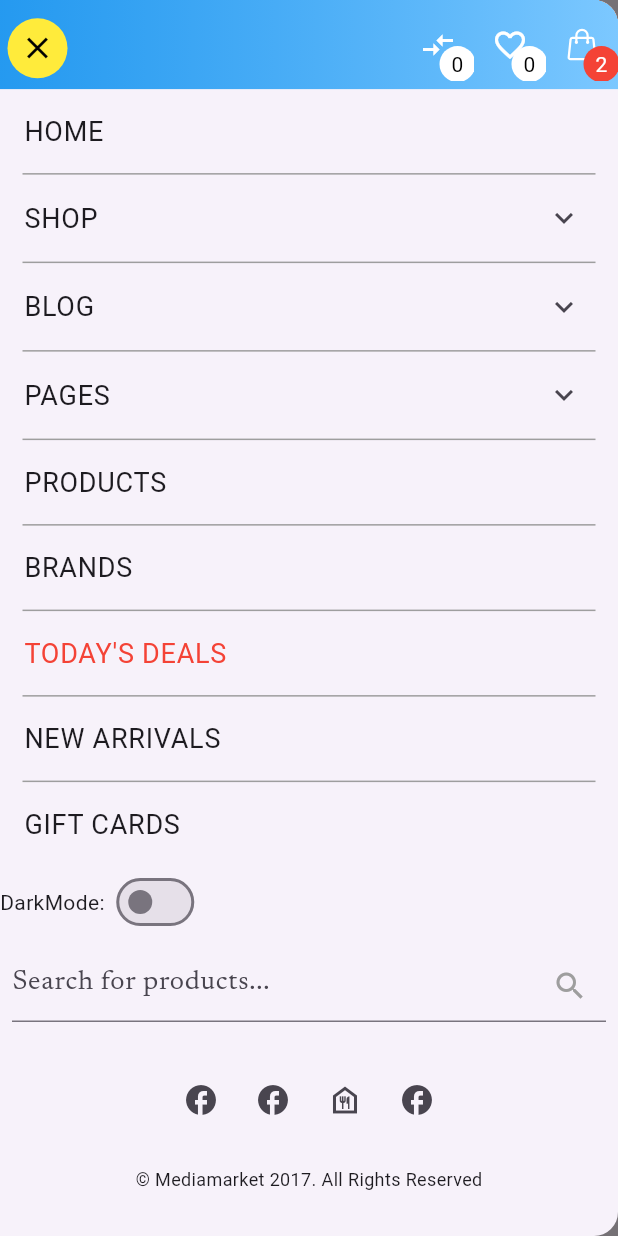
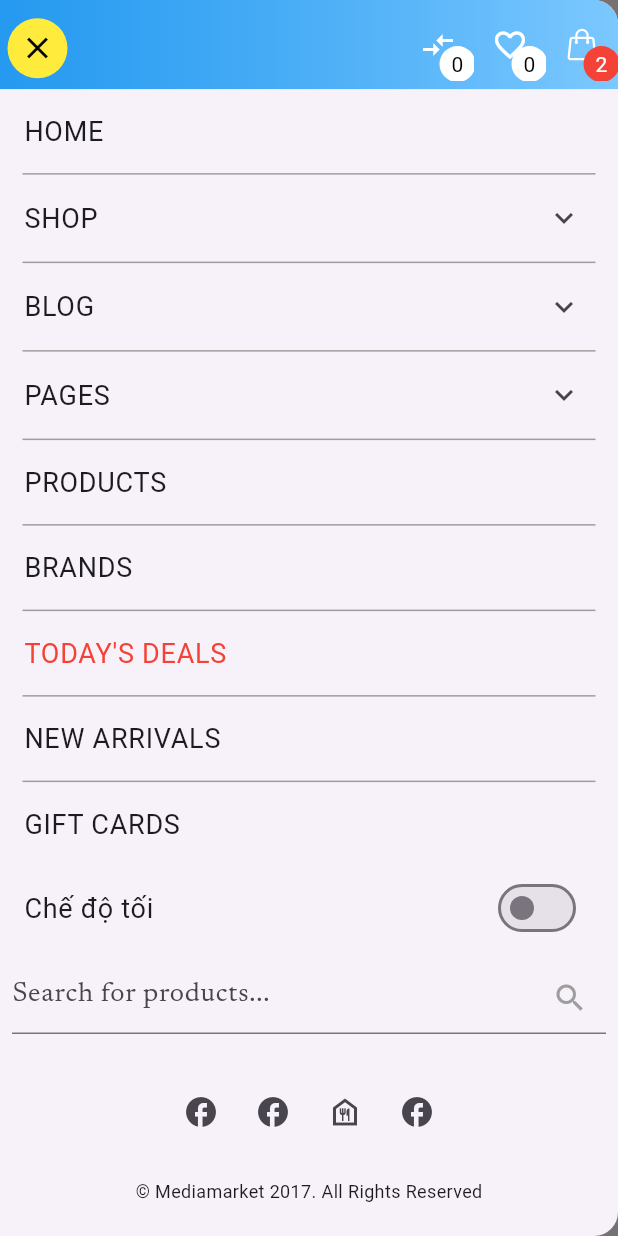
Before and after one commit to NguyenThanhThuannn/DoAnTotNghiep, a Flutter app: the ShopCartScreen screen opened directly with empty values, with the side drawer open, on a phone screen of 412 x 824 dp. Run offline on Flutter 3.47's test engine with Material 3 defaults, Android fonts, the phone set to English and light mode, and no system bars; our stand-ins replace bloc, dio, equatable, flutter_bloc, get_it, google_fonts and 2 more; network calls fail; Roboto replaces fonts that are missing (Anybody).

Commit message:
Chỉnh sửa title

```diff
--- a/lib/features/homepage/presentation/view/home_page_screen.dart
+++ b/lib/features/homepage/presentation/view/home_page_screen.dart
@@ -1,6 +1,8 @@
 import 'dart:developer';
 
+import 'package:flutter/cupertino.dart';
 import 'package:flutter/material.dart';
+import 'package:flutter/widgets.dart';
 import 'package:flutter_bloc/flutter_bloc.dart';
 import 'package:google_fonts/google_fonts.dart';
 import '../../../../config/textStyle.dart';
--- a/lib/features/homepage/presentation/widgets/dailyDeal.dart
+++ b/lib/features/homepage/presentation/widgets/dailyDeal.dart
@@ -276,7 +276,7 @@ class _DailyDealState extends State<DailyDeal> {
                         itemBuilder: (final context, final index) {
                           return GestureDetector(
                             onTap: () {},
-                            child: index % 2 == 0
+                            child: index.isEven
                                 ? Container(
                                     alignment: Alignment.center,
                                     decoration: const BoxDecoration(
--- a/lib/features/homepage/presentation/widgets/hotNewArrival.dart
+++ b/lib/features/homepage/presentation/widgets/hotNewArrival.dart
@@ -1,5 +1,6 @@
 import 'dart:developer';
 
+import 'package:flutter/animation.dart';
 import 'package:flutter/cupertino.dart';
 import 'package:flutter/material.dart';
 import 'package:flutter/widgets.dart';
@@ -182,7 +183,8 @@ class hotNewArrivalItem extends StatefulWidget {
   State<hotNewArrivalItem> createState() => _hotNewArrivalItemState();
 }
 
-class _hotNewArrivalItemState extends State<hotNewArrivalItem> {
+class _hotNewArrivalItemState extends State<hotNewArrivalItem> with SingleTickerProviderStateMixin {
+  late final AnimationController _animationController = AnimationController(vsync: this, duration: const Duration(milliseconds: 300));
   bool isFav = false;
   @override
   Widget build(final BuildContext context) {
--- a/lib/main.dart
+++ b/lib/main.dart
@@ -1,4 +1,5 @@
 import 'package:flutter/material.dart';
+import 'package:flutter/services.dart';
 import 'package:flutter_bloc/flutter_bloc.dart';
 import 'features/themechange/bloc/theme_bloc.dart';
 import 'features/themechange/data/theme.dart';
--- a/lib/widgets/drawer.dart
+++ b/lib/widgets/drawer.dart
@@ -246,7 +246,8 @@ class _DrawerCustomState extends State<DrawerCustom> {
   bool isCart = true;
   @override
   Widget build(final BuildContext context) {
-    return GestureDetector(
+    return SafeArea(
+      child: GestureDetector(
         onTap: () {
           FocusScope.of(context).unfocus();
         },
@@ -375,20 +376,14 @@ class _DrawerCustomState extends State<DrawerCustom> {
               BlocBuilder<ThemeBloc, ThemeState>(
                 builder: (final context, final state) {
                   final isLightTheme = state.theme.themeData == darkTheme;
-                return Row(
-                  children: [
-                    const Text('DarkMode: '),
-                    Switch(
-                      value: isLightTheme,
-                      onChanged: (final value) {
+                  return SwitchListTile.adaptive(
+                    title: Text('Chế độ tối', style: textStyleAnybodyRegular18,),
+                    value: isLightTheme, onChanged: (final value) {
                       final newTheme = value
                           ? ThemeEntity(darkTheme)
                           : ThemeEntity(lightTheme);
                       context.read<ThemeBloc>().add(ChangeTheme(newTheme));
-                      },
-                    ),
-                  ],
-                );
+                    },);
                 },
               ),
               Padding(
@@ -432,6 +427,7 @@ class _DrawerCustomState extends State<DrawerCustom> {
                 ),
               ),
             ],
+          ),
         ),
       ),
     );
```
Also changed, not shown: lib/features/homepage/presentation/widgets/bestSellingItem_widget.dart (+1 -6 lines), lib/features/shopbycategorypage/presentation/widgets/categoryGridItem_widget.dart (+9 -4 lines), lib/features/shopbycategorypage/presentation/widgets/categoryListItem_widget.dart (+21 -12 lines). Lines whose indentation alone changed are shown as unchanged.
